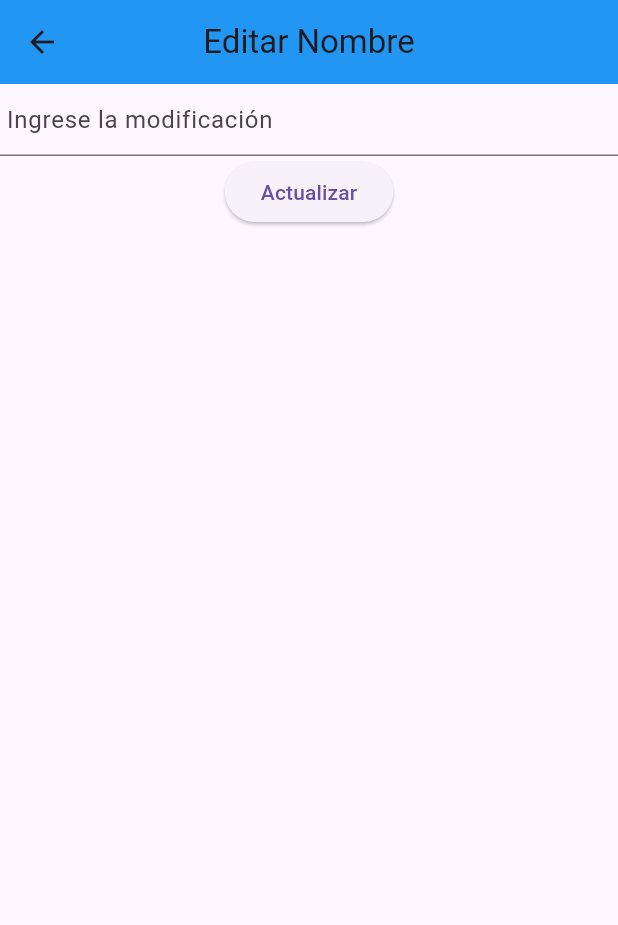
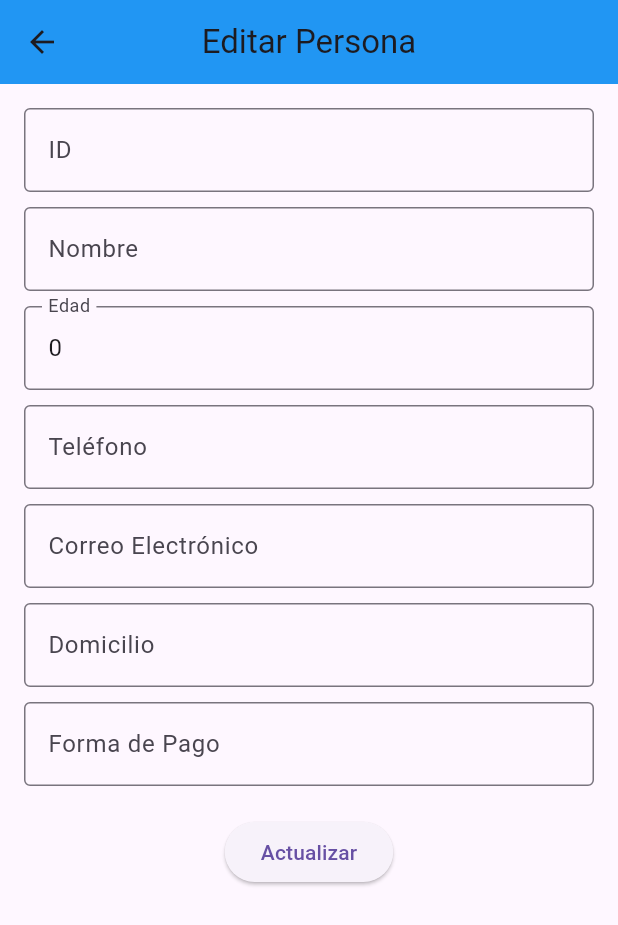
Before and after one commit to GabrielAlvrado89/copiaDeAct7, a Flutter app: the EditName screen opened directly with empty values, on a phone screen of 412 x 824 dp. Shown: the top 925 px of the screen. Run offline on Flutter 3.47's test engine with Material 3 defaults, Android fonts, the phone set to English and light mode, and no system bars; our stand-ins replace cloud_firestore, firebase_core; accounts and stored records are empty.

Commit message:
Update edit_name.dart

```diff
--- a/lib/pages/edit_name.dart
+++ b/lib/pages/edit_name.dart
@@ -9,38 +9,169 @@ class EditName extends StatefulWidget {
 }
 
 class _EditNameState extends State<EditName> {
-  TextEditingController nameController = TextEditingController(text: "");
+  // Creamos un TextEditingController para cada campo
+  TextEditingController idController = TextEditingController();
+  TextEditingController nameController = TextEditingController();
+  TextEditingController ageController = TextEditingController();
+  TextEditingController phoneController = TextEditingController();
+  TextEditingController emailController = TextEditingController();
+  TextEditingController addressController = TextEditingController();
+  TextEditingController paymentMethodController = TextEditingController();
+
+  // Variables para almacenar el UID del documento a editar
+  String? _uid;
+
+  @override
+  void didChangeDependencies() {
+    super.didChangeDependencies();
+    // Obtener los argumentos solo una vez cuando las dependencias cambian
+    // Esto es más seguro que en el build, que puede ser llamado múltiples veces
+    final Map arguments = ModalRoute.of(context)?.settings.arguments as Map;
+
+    // Inicializar los controladores con los datos existentes
+    _uid = arguments['uid']; // Guardamos el UID
+    idController.text = arguments['id'] ?? '';
+    nameController.text = arguments['name'] ?? '';
+    ageController.text = (arguments['age'] ?? 0).toString(); // Convertir int a String para TextField
+    phoneController.text = arguments['phone'] ?? '';
+    emailController.text = arguments['email'] ?? '';
+    addressController.text = arguments['address'] ?? '';
+    paymentMethodController.text = arguments['paymentMethod'] ?? '';
+  }
 
   @override
   Widget build(BuildContext context) {
-    final Map arguments = ModalRoute.of(context)?.settings.arguments as Map;
-    nameController.text = arguments['name'];
-
     return Scaffold(
       appBar: AppBar(
-        title: Text("Editar Nombre"),
+        title: const Text("Editar Persona"), // Título más general
         centerTitle: true,
         backgroundColor: Colors.blue,
       ),
-      body: Column(
+      body: SingleChildScrollView( // Añadimos SingleChildScrollView para evitar overflow
+        padding: const EdgeInsets.all(16.0),
+        child: Column(
           children: [
+            TextField(
+              controller: idController,
+              decoration: const InputDecoration(
+                hintText: 'Ingrese el ID',
+                labelText: 'ID',
+                border: OutlineInputBorder(),
+              ),
+              keyboardType: TextInputType.text,
+            ),
+            const SizedBox(height: 10),
+
             TextField(
               controller: nameController,
               decoration: const InputDecoration(
-              hintText: ' Ingrese la modificación ',
+                hintText: 'Ingrese el nombre',
+                labelText: 'Nombre',
+                border: OutlineInputBorder(),
               ),
+              keyboardType: TextInputType.text,
             ),
+            const SizedBox(height: 10),
+
+            TextField(
+              controller: ageController,
+              decoration: const InputDecoration(
+                hintText: 'Ingrese edad',
+                labelText: 'Edad',
+                border: OutlineInputBorder(),
+              ),
+              keyboardType: TextInputType.number,
+            ),
+            const SizedBox(height: 10),
+
+            TextField(
+              controller: phoneController,
+              decoration: const InputDecoration(
+                hintText: 'Ingrese número de teléfono',
+                labelText: 'Teléfono',
+                border: OutlineInputBorder(),
+              ),
+              keyboardType: TextInputType.phone,
+            ),
+            const SizedBox(height: 10),
+
+            TextField(
+              controller: emailController,
+              decoration: const InputDecoration(
+                hintText: 'Ingrese el correo electrónico',
+                labelText: 'Correo Electrónico',
+                border: OutlineInputBorder(),
+              ),
+              keyboardType: TextInputType.emailAddress,
+            ),
+            const SizedBox(height: 10),
+
+            TextField(
+              controller: addressController,
+              decoration: const InputDecoration(
+                hintText: 'Ingrese su domicilio',
+                labelText: 'Domicilio',
+                border: OutlineInputBorder(),
+              ),
+              keyboardType: TextInputType.streetAddress,
+            ),
+            const SizedBox(height: 10),
+
+            TextField(
+              controller: paymentMethodController,
+              decoration: const InputDecoration(
+                hintText: 'Ingrese forma de pago',
+                labelText: 'Forma de Pago',
+                border: OutlineInputBorder(),
+              ),
+              keyboardType: TextInputType.text,
+            ),
+            const SizedBox(height: 20),
+
             ElevatedButton(
               onPressed: () async {
-// Suggested code may be subject to a license. Learn more: ~LicenseLog:1690792504.
-              await updatePeople(arguments['uid'], nameController.text).then((value) {
+                // Asegurarse de que _uid no sea nulo antes de usarlo
+                if (_uid != null) {
+                  // Convertir la edad a int, manejando posibles errores
+                  int age = int.tryParse(ageController.text) ?? 0;
+
+                  await updatePeople(
+                    _uid!, // Usamos _uid! para afirmar que no es nulo
+                    idController.text,
+                    nameController.text,
+                    age,
+                    phoneController.text,
+                    emailController.text,
+                    addressController.text,
+                    paymentMethodController.text,
+                  ).then((_) {
                     Navigator.pop(context);
                   });
+                } else {
+                  // Opcional: mostrar un mensaje de error si el UID es nulo
+                  ScaffoldMessenger.of(context).showSnackBar(
+                    const SnackBar(content: Text("Error: No se pudo obtener el UID del documento.")),
+                  );
+                }
               },
-            child: Text("Actualizar"),
+              child: const Text("Actualizar"),
             ),
           ],
         ),
+      ),
     );
   }
+
+  @override
+  void dispose() {
+    // Es importante liberar los controladores
+    idController.dispose();
+    nameController.dispose();
+    ageController.dispose();
+    phoneController.dispose();
+    emailController.dispose();
+    addressController.dispose();
+    paymentMethodController.dispose();
+    super.dispose();
   }
+}
```
Lines whose indentation alone changed are shown as unchanged.
